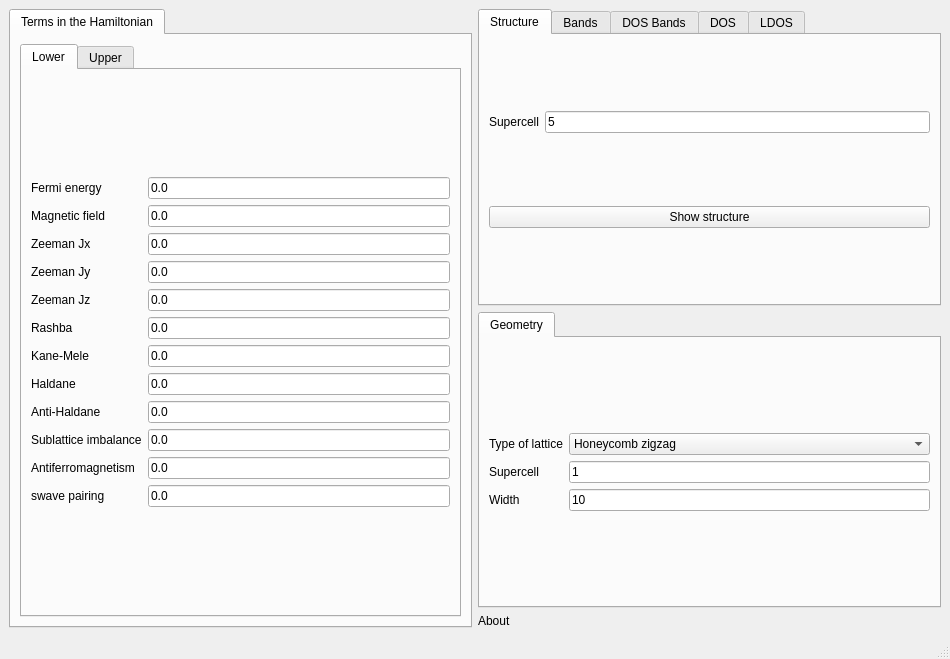
Above: interface-pyqt/hybridribbon/interface.ui from joselado/quantum-lattice before the change. Below: the same form after it.
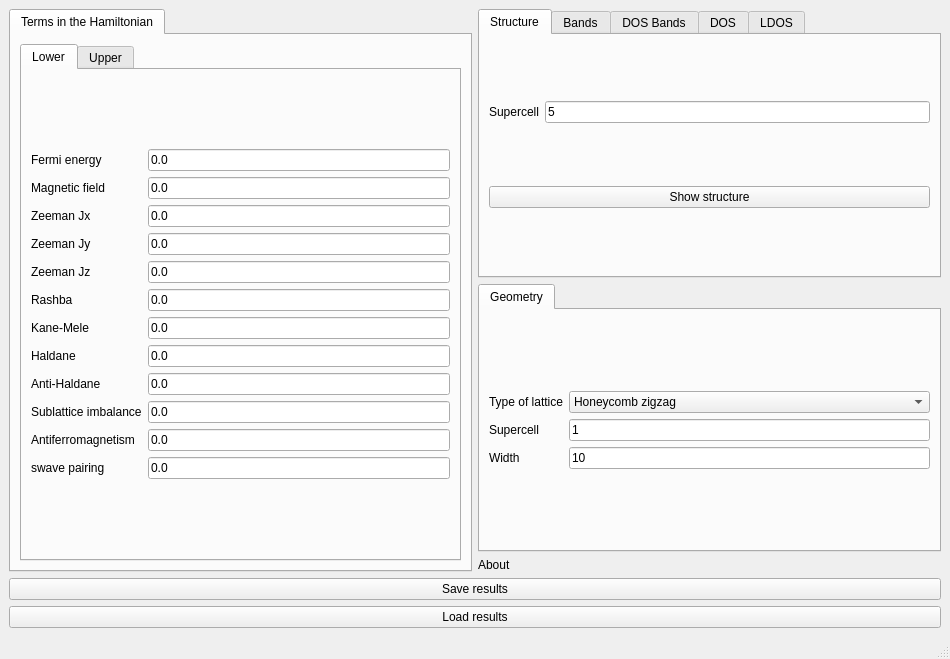
That is the form after the change.

Commit message: Add save/load of interface state (parameters + results since last change)

```diff
--- a/interface-pyqt/hybridribbon/interface.ui
+++ b/interface-pyqt/hybridribbon/interface.ui
@@ -876,6 +876,20 @@
       </property>
      </widget>
     </item>
+    <item row="3" column="0" colspan="2">
+     <widget class="QPushButton" name="save_results">
+      <property name="text">
+       <string>Save results</string>
+      </property>
+     </widget>
+    </item>
+    <item row="4" column="0" colspan="2">
+     <widget class="QPushButton" name="load_results">
+      <property name="text">
+       <string>Load results</string>
+      </property>
+     </widget>
+    </item>
    </layout>
   </widget>
   <widget class="QMenuBar" name="menubar">
```
The commit also changes 43 other files.
